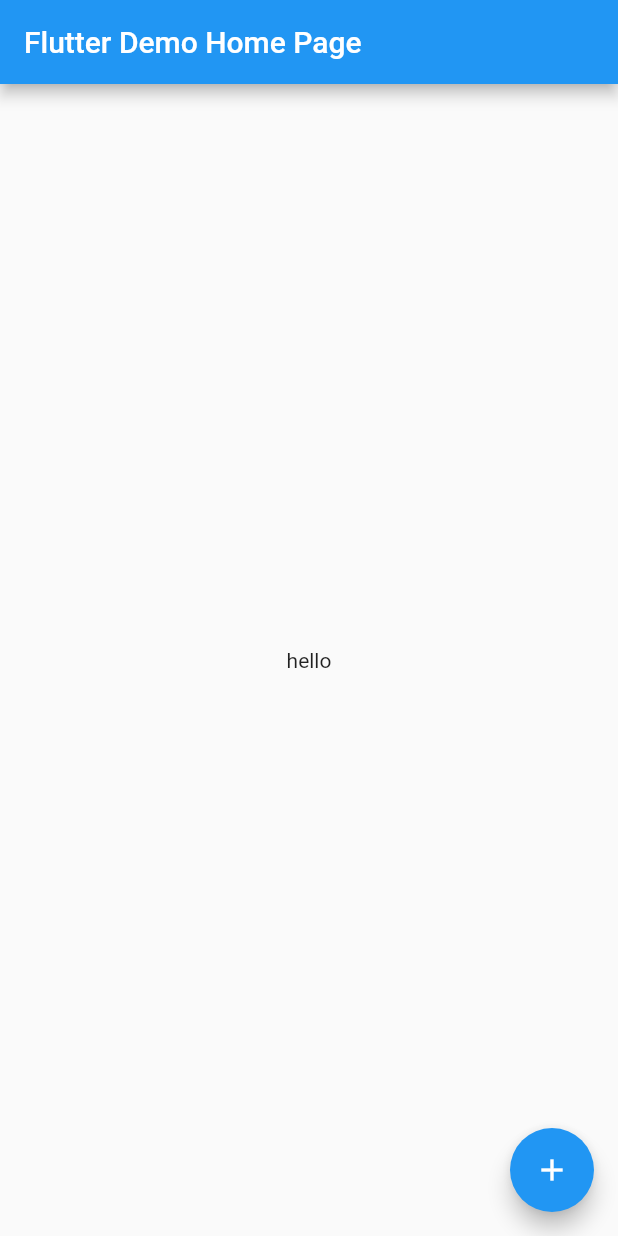
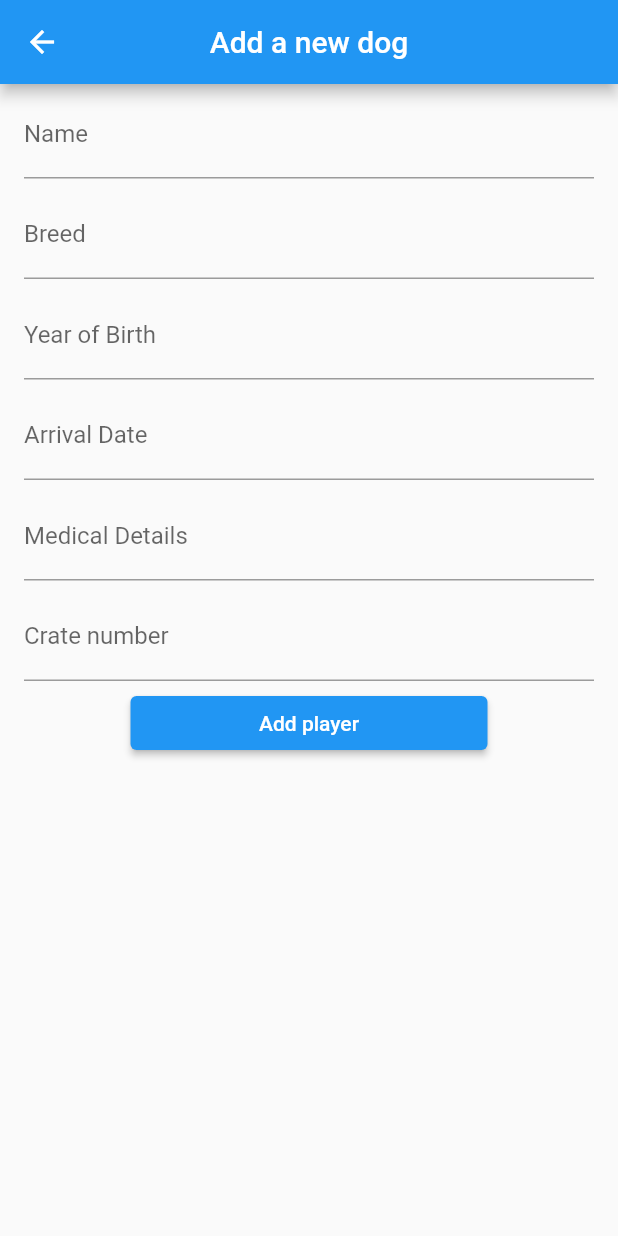
Before and after one commit to dianaaadumitru/MobileApplications, a Flutter app: the screen it shows after launch, after a tap on the "add" icon, on a phone screen of 412 x 824 dp. Run offline on Flutter 3.47's test engine with Material 2 defaults, Android fonts, the phone set to English and light mode, and no system bars.

Commit message:
add works

```diff
--- a/flutter/crudOperations/lib/main.dart
+++ b/flutter/crudOperations/lib/main.dart
@@ -1,88 +1,73 @@
+import 'package:crud_operations/service/DogService.dart';
+import 'package:crud_operations/view/homePage.dart';
 import 'package:flutter/material.dart';
+import 'package:provider/provider.dart';
 
 void main() {
-  runApp(const MyApp());
+  runApp(
+    ChangeNotifierProvider(
+        create: (_) => DogService(),
+        child: MaterialApp(
+            title: 'Dog Shelter Application',
+            home: Scaffold(
+              appBar: AppBar(
+                title: const Text('Dog Shelter'),
+              ),
+              body: const HomePage(),
+            )
+        )
+    ),
+  );
 }
 
-class MyApp extends StatelessWidget {
-  const MyApp({super.key});
-
-  // This widget is the root of your application.
-  @override
-  Widget build(BuildContext context) {
-    return MaterialApp(
-      title: 'Flutter Demo',
-      theme: ThemeData(
-        // This is the theme of your application.
-        //
-        // Try running your application with "flutter run". You'll see the
-        // application has a blue toolbar. Then, without quitting the app, try
-        // changing the primarySwatch below to Colors.green and then invoke
-        // "hot reload" (press "r" in the console where you ran "flutter run",
-        // or simply save your changes to "hot reload" in a Flutter IDE).
-        // Notice that the counter didn't reset back to zero; the application
-        // is not restarted.
-        primarySwatch: Colors.blue,
-      ),
-      home: const MyHomePage(title: 'Flutter Demo Home Page'),
-    );
-  }
-}
-
-class MyHomePage extends StatefulWidget {
-  const MyHomePage({super.key, required this.title});
-
-  // This widget is the home page of your application. It is stateful, meaning
-  // that it has a State object (defined below) that contains fields that affect
-  // how it looks.
-
-  // This class is the configuration for the state. It holds the values (in this
-  // case the title) provided by the parent (in this case the App widget) and
-  // used by the build method of the State. Fields in a Widget subclass are
-  // always marked "final".
-
-  final String title;
-
-  @override
-  State<MyHomePage> createState() => _MyHomePageState();
-}
-
-class _MyHomePageState extends State<MyHomePage> {
-  int _counter = 0;
-
-  void _incrementCounter() {
-    setState(() {
-      // This call to setState tells the Flutter framework that something has
-      // changed in this State, which causes it to rerun the build method below
-      // so that the display can reflect the updated values. If we changed
-      // _counter without calling setState(), then the build method would not be
-      // called again, and so nothing would appear to happen.
-      _counter++;
-    });
-  }
-
-  @override
-  Widget build(BuildContext context) {
-    // This method is rerun every time setState is called, for instance as done
-    // by the _incrementCounter method above.
-    //
-    // The Flutter framework has been optimized to make rerunning build methods
-    // fast, so that you can just rebuild anything that needs updating rather
-    // than having to individually change instances of widgets.
-    return Scaffold(
-      appBar: AppBar(
-        // Here we take the value from the MyHomePage object that was created by
-        // the App.build method, and use it to set our appbar title.
-        title: Text(widget.title),
-      ),
-      body: const Center(
-        child: Text('hello'),
-      ),
-      floatingActionButton: FloatingActionButton(
-        onPressed: _incrementCounter,
-        tooltip: 'Increment',
-        child: const Icon(Icons.add),
-      ),
-    );
-  }
-}
+// class MyApp extends StatelessWidget {
+//   const MyApp({super.key});
+//
+//   // This widget is the root of your application.
+//   @override
+//   Widget build(BuildContext context) {
+//     return MaterialApp(
+//       title: 'Flutter Demo',
+//       theme: ThemeData(
+//         primarySwatch: Colors.blue,
+//       ),
+//       home: const MyHomePage(title: 'Flutter Demo Home Page'),
+//     );
+//   }
+// }
+//
+// class MyHomePage extends StatefulWidget {
+//   const MyHomePage({super.key, required this.title});
+//
+//   final String title;
+//
+//   @override
+//   State<MyHomePage> createState() => _MyHomePageState();
+// }
+//
+// class _MyHomePageState extends State<MyHomePage> {
+//   int _counter = 0;
+//
+//   void _incrementCounter() {
+//     setState(() {
+//        _counter++;
+//     });
+//   }
+//
+//   @override
+//   Widget build(BuildContext context) {
+//     return Scaffold(
+//       appBar: AppBar(
+//                title: Text(widget.title),
+//       ),
+//       body: const Center(
+//         child: Text('hello'),
+//       ),
+//       floatingActionButton: FloatingActionButton(
+//         onPressed: _incrementCounter,
+//         tooltip: 'Increment',
+//         child: const Icon(Icons.add),
+//       ),
+//     );
+//   }
+// }
--- a/flutter/crudOperations/lib/service/DogService.dart
+++ b/flutter/crudOperations/lib/service/DogService.dart
@@ -1,11 +1,12 @@
 import 'package:crud_operations/repository/Repository.dart';
+import 'package:flutter/cupertino.dart';
 
 import '../domain/Dog.dart';
 
-class DogService {
+class DogService extends ChangeNotifier{
   late final Repository dogsRepository;
 
-  Service() {
+  DogService() {
     dogsRepository = Repository();
     populateList();
   }
@@ -14,29 +15,34 @@ class DogService {
     List<Dog> dogs = [
       Dog("Max", "Pitt-Bull type", 2019, "2022-10-16", "vaccines up to date", 2),
       Dog("Bella", "Bichon type", 0, "2022-10-21", "", 1),
-      Dog("Frodo", "German Shepherd type", 2021, "2002-10-7", "vaccines up to date; sensitive stomach", 2)
+      Dog("Frodo", "Shepherd type", 2021, "2002-10-7", "vaccines up to date; sensitive stomach", 2)
     ];
 
     for (int i = 0; i < dogs.length; i ++) {
       dogsRepository.addDog(dogs[i]);
     }
+    notifyListeners();
   }
 
    List<Dog> getAllDogs() {
     return dogsRepository.dogs;
+
   }
 
   void addDog(String name, String breed, int yearOfBirth, String arrivalDate, String medicalDetails, int crateNumber) {
     Dog newDog = Dog(name, breed, yearOfBirth, arrivalDate, medicalDetails, crateNumber);
     dogsRepository.addDog(newDog);
+    notifyListeners();
   }
 
   void removeDog(int id) {
     dogsRepository.removeDog(id);
+    notifyListeners();
   }
 
   void updateDog(int id, String name, String breed, int yearOfBirth, String arrivalDate, String medicalDetails, int crateNumber) {
     Dog dog = Dog(name, breed, yearOfBirth, arrivalDate, medicalDetails, crateNumber);
     dogsRepository.updateDog(id, dog);
+    notifyListeners();
   }
 }
--- /dev/null
+++ b/flutter/crudOperations/lib/view/DogAddPage.dart
@@ -0,0 +1,149 @@
+import 'package:crud_operations/service/DogService.dart';
+import 'package:flutter/material.dart';
+import 'package:provider/provider.dart';
+
+class DogAddPage extends StatelessWidget {
+  const DogAddPage({Key? key}) : super(key: key);
+
+  void showAlertDialog(BuildContext context, String message) {
+    // set up the button
+    Widget okButton = TextButton(
+      child: const Text("OK"),
+      onPressed: () {
+        Navigator.pop(context);
+      },
+    );
+
+    // set up the AlertDialog
+    AlertDialog alert = AlertDialog(
+      title: const Text("Error"),
+      content: Text(message),
+      actions: [
+        okButton,
+      ],
+    );
+
+    // show the dialog
+    showDialog(
+      context: context,
+      builder: (BuildContext context) {
+        return alert;
+      },
+    );
+  }
+
+  @override
+  Widget build(BuildContext context) {
+    var dogName = TextEditingController();
+    var dogBreed = TextEditingController();
+    var dogYearOfBirth = TextEditingController();
+    var dogArrivalDate = TextEditingController();
+    var dogMedicalDetails = TextEditingController();
+    var dogCrateNo = TextEditingController();
+
+    return Scaffold(
+        appBar: AppBar(
+          centerTitle: true,
+          title: const Text('Add a new dog'),
+        ),
+        body: SingleChildScrollView(
+          child: Column(
+            children: [
+              ListTile(
+                  title: TextField(
+                      controller: dogName,
+                      decoration: const InputDecoration(
+                        labelText: "Name",
+                      ))),
+              ListTile(
+                  title: TextField(
+                      controller: dogBreed,
+                      decoration: const InputDecoration(
+                        labelText: "Breed",
+                      ))),
+              ListTile(
+                  title: TextField(
+                      controller: dogYearOfBirth,
+                      decoration: const InputDecoration(
+                        labelText: "Year of Birth",
+                      ))),
+              ListTile(
+                  title: TextField(
+                      controller: dogArrivalDate,
+                      decoration: const InputDecoration(
+                        labelText: "Arrival Date",
+                      ))),
+              ListTile(
+                  title: TextField(
+                      controller: dogMedicalDetails,
+                      decoration: const InputDecoration(
+                        labelText: "Medical Details",
+                      ))),
+              ListTile(
+                  title: TextField(
+                      controller: dogCrateNo,
+                      decoration: const InputDecoration(
+                        labelText: "Crate number",
+                      ))),
+              Center(
+                child: ElevatedButton(
+                  child: SizedBox(
+                    width: MediaQuery.of(context).size.width / 2,
+                    child: Column(
+                      mainAxisSize: MainAxisSize.min,
+                      mainAxisAlignment: MainAxisAlignment.center,
+                      children: const [
+                        Text("Add player"),
+                      ],
+                    ),
+                  ),
+                  onPressed: () {
+                    var yearOfBirth = int.tryParse(dogYearOfBirth.text);
+                    if (dogYearOfBirth.text == "") {
+                      yearOfBirth = 0;
+                    }
+
+                    var medicalDetails = dogMedicalDetails.text;
+                    if (medicalDetails == "") {
+                      medicalDetails = "";
+                    }
+
+                    if (dogName.text == "") {
+                      showAlertDialog(context, "Name should not be empty!");
+                      return;
+                    }
+
+                    if (dogBreed.text == "") {
+                      showAlertDialog(context, "Breed should not be empty!");
+                      return;
+                    }
+
+                    if (dogArrivalDate.text == "") {
+                      showAlertDialog(
+                          context, "Arrival date should not be empty!");
+                      return;
+                    }
+
+                    if (dogCrateNo.text == "") {
+                      showAlertDialog(
+                          context, "Crate number should not be empty!");
+                      return;
+                    }
+
+                    Provider.of<DogService>(context, listen: false).addDog(
+                        dogName.text,
+                        dogBreed.text,
+                        yearOfBirth!,
+                        dogArrivalDate.text,
+                        medicalDetails,
+                        int.tryParse(dogCrateNo.text)!);
+
+                    Navigator.pop(context);
+                  },
+                ),
+              ),
+            ],
+          ),
+        ));
+  }
+}
--- /dev/null
+++ b/flutter/crudOperations/lib/view/DogDetails.dart
@@ -0,0 +1,75 @@
+import 'package:flutter/cupertino.dart';
+import 'package:flutter/material.dart';
+import 'package:provider/provider.dart';
+
+import '../service/DogService.dart';
+
+class DogDetails extends StatefulWidget {
+  final int index;
+
+  const DogDetails(this.index, {super.key});
+
+  @override
+  State<StatefulWidget> createState() => _DogDetailsState();
+}
+
+class _DogDetailsState extends State<DogDetails> {
+  _DogDetailsState();
+
+  @override
+  Widget build(BuildContext context) {
+    var dog = Provider.of<DogService>(context, listen: true)
+        .getAllDogs()[widget.index];
+
+    return Scaffold(
+      appBar: AppBar(
+        centerTitle: true,
+        title: Text(dog.name),
+      ),
+      body: SingleChildScrollView(
+        child: Column(
+          children: [
+            ListTile(
+                title: TextField(
+                    controller: TextEditingController(text: dog.name),
+                    decoration: const InputDecoration(
+                      labelText: "Name",
+                    ))),
+            ListTile(
+                title: TextField(
+                    controller: TextEditingController(text: dog.breed),
+                    decoration: const InputDecoration(
+                      labelText: "Breed",
+                    ))),
+            ListTile(
+                title: TextField(
+                    controller:
+                        TextEditingController(text: dog.yearOfBirth.toString()),
+                    decoration: const InputDecoration(
+                      labelText: "Year of birth",
+                    ))),
+            ListTile(
+                title: TextField(
+                    controller: TextEditingController(text: dog.arrivalDate),
+                    decoration: const InputDecoration(
+                      labelText: "Arrival date",
+                    ))),
+            ListTile(
+                title: TextField(
+                    controller: TextEditingController(text: dog.medicalDetails),
+                    decoration: const InputDecoration(
+                      labelText: "medical Details",
+                    ))),
+            ListTile(
+                title: TextField(
+                    controller:
+                        TextEditingController(text: dog.crateNumber.toString()),
+                    decoration: const InputDecoration(
+                      labelText: "Crate number",
+                    ))),
+          ],
+        ),
+      ),
+    );
+  }
+}
--- /dev/null
+++ b/flutter/crudOperations/lib/view/homePage.dart
@@ -0,0 +1,131 @@
+import 'dart:developer';
+
+import 'package:crud_operations/domain/Dog.dart';
+import 'package:crud_operations/service/DogService.dart';
+import 'package:crud_operations/view/DogAddPage.dart';
+import 'package:flutter/cupertino.dart';
+import 'package:flutter/material.dart';
+import 'package:provider/provider.dart';
+
+import 'DogDetails.dart';
+
+class HomePage extends StatefulWidget {
+  const HomePage({super.key});
+
+  @override
+  State<HomePage> createState() => _HomePageState();
+}
+
+class _HomePageState extends State<HomePage> {
+  // @override
+  // Widget build(BuildContext context) {
+  // return Scaffold(
+  //   // appBar: AppBar(title: const Text('Dog Shelter')),
+  //     backgroundColor: Colors.purple,
+  //     body: ListView.builder(
+  //       itemCount: Provider.of<DogService>(context, listen: true).getAllDogs().length,
+  //         itemBuilder: (context, index) {
+  //           var dog = Provider.of<DogService>(context, listen: true)
+  //               .getAllDogs()[index];
+  //
+  //           return Card(
+  //               shape: RoundedRectangleBorder(
+  //                 side: BorderSide(
+  //                   color: Colors.blue.shade300,
+  //                 ),
+  //                 borderRadius: BorderRadius.circular(15.0),
+  //               ),
+  //           );
+  //         }
+  //     )
+  // );
+// }
+  @override
+  Widget build(BuildContext context) {
+    return Scaffold(
+      body: ListView.builder(
+          itemCount: Provider.of<DogService>(context, listen: true)
+              .getAllDogs()
+              .length,
+          itemBuilder: (context, index) {
+            var dog = Provider.of<DogService>(context, listen: true)
+                .getAllDogs()[index];
+
+            return Card(
+              shape: RoundedRectangleBorder(
+                side: BorderSide(
+                  color: Colors.blue.shade300,
+                ),
+                borderRadius: BorderRadius.circular(15.0),
+              ),
+              child: ListTile(
+                  title: Row(
+                    children: [
+                      Row(
+                        crossAxisAlignment: CrossAxisAlignment.start,
+                        children: <Widget>[
+                          Text(
+                            dog.name,
+                            style: const TextStyle(
+                                color: Colors.black,
+                                fontSize: 19.0,
+                                fontWeight: FontWeight.normal),
+                          ),
+                          Text(
+                            ", " + dog.breed,
+                            style: const TextStyle(
+                                color: Colors.black,
+                                fontSize: 19.0,
+                                fontWeight: FontWeight.normal),
+                          ),
+                          Text(
+                            ", " + dog.arrivalDate,
+                            style: const TextStyle(
+                                color: Colors.black,
+                                fontSize: 19.0,
+                                fontWeight: FontWeight.normal),
+                          )
+                        ],
+                      ),
+                      const Spacer(),
+                      Column(
+                        crossAxisAlignment: CrossAxisAlignment.start,
+                        children: <Widget>[
+                          Text(
+                            dog.yearOfBirth.toString(),
+                            style: const TextStyle(
+                                color: Colors.grey,
+                                fontSize: 19.0,
+                                fontWeight: FontWeight.bold),
+                          ),
+                        ],
+                      ),
+                    ],
+                  ),
+                  onTap: () => {
+                        Navigator.of(context)
+                            .push(MaterialPageRoute<void>(builder: (context) {
+                          return DogDetails(index);
+                        }))
+                      }),
+            );
+          }),
+      floatingActionButton: FloatingActionButton(
+        onPressed: () {
+          Navigator.of(context)
+              .push(MaterialPageRoute<void>(builder: (context) {
+            return const DogAddPage();
+          }));
+        },
+        backgroundColor: Colors.blue,
+        child: const Icon(Icons.add),
+      ),
+    );
+
+    Widget buildDog(Dog dog) => ListTile(
+          leading: Text(dog.name),
+          title: Text(dog.breed),
+          subtitle: Text(dog.arrivalDate),
+        );
+  }
+}
--- a/flutter/crudOperations/pubspec.yaml
+++ b/flutter/crudOperations/pubspec.yaml
@@ -36,6 +36,7 @@ dependencies:
   # The following adds the Cupertino Icons font to your application.
   # Use with the CupertinoIcons class for iOS style icons.
   cupertino_icons: ^1.0.2
+  provider: ^6.0.4
 
 dev_dependencies:
   flutter_test:
```
Also changed, not shown: flutter/crudOperations/pubspec.lock.
